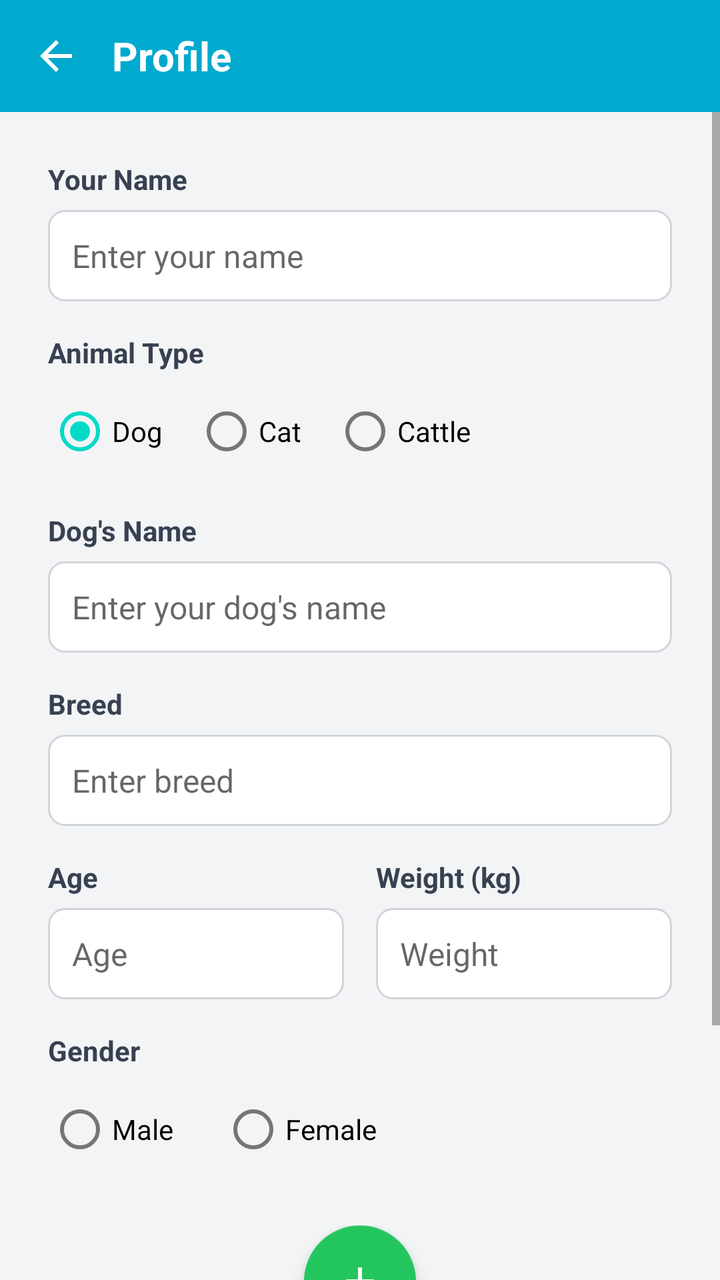
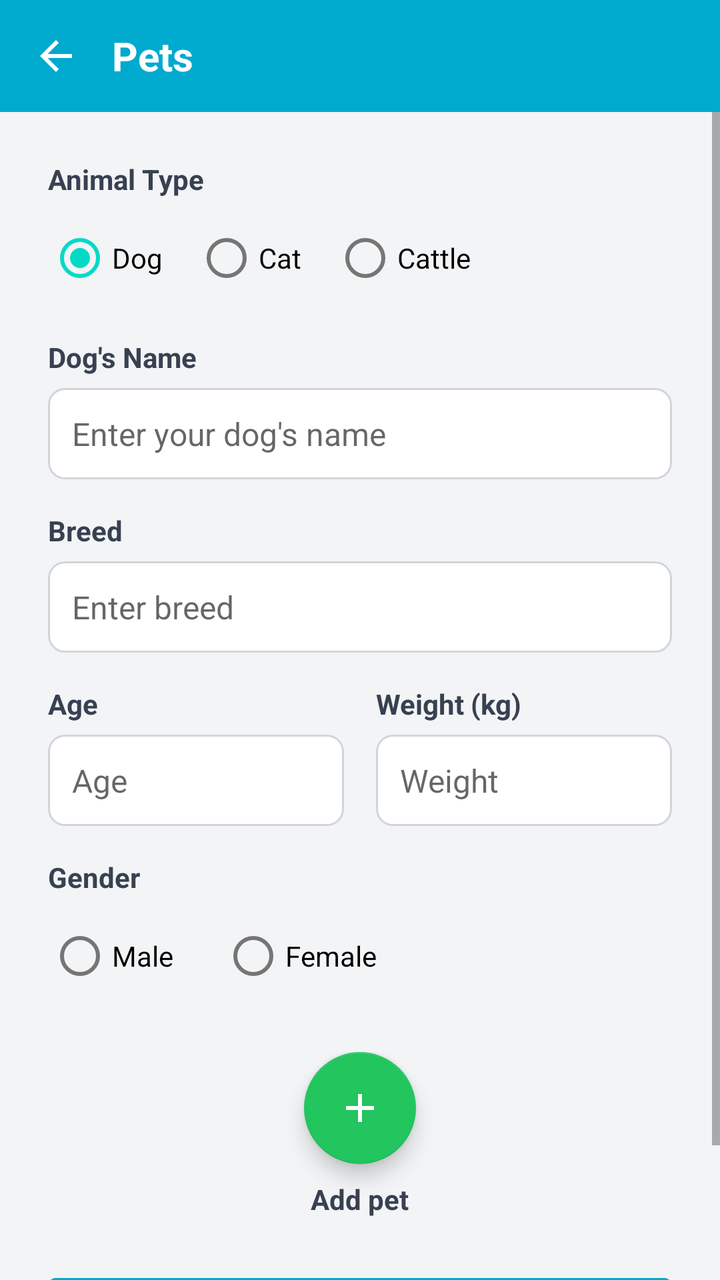

Before-and-after screenshots of an Android layout around one commit, followed by the original layout XML and the change that was made.
<!-- AndroidManifest.xml: application theme Theme.TagMobile -->
<!-- res/layout/activity_add_profile.xml -->
<?xml version="1.0" encoding="utf-8"?>
<LinearLayout xmlns:android="http://schemas.android.com/apk/res/android"
    xmlns:app="http://schemas.android.com/apk/res-auto"
    android:layout_width="match_parent"
    android:layout_height="match_parent"
    android:orientation="vertical"
    android:background="#F3F4F6">

    <LinearLayout
        android:layout_width="match_parent"
        android:layout_height="56dp"
        android:background="#00A9CE"
        android:gravity="center_vertical"
        android:paddingHorizontal="4dp">

        <ImageButton
            android:id="@+id/backBtn"
            android:layout_width="48dp"
            android:layout_height="48dp"
            android:background="?attr/selectableItemBackgroundBorderless"
            android:src="@drawable/ic_back"
            android:contentDescription="Back" />

        <TextView
            android:layout_width="wrap_content"
            android:layout_height="wrap_content"
            android:text="@string/profile"
            android:textColor="@android:color/white"
            android:textSize="20sp"
            android:textStyle="bold"
            android:layout_marginStart="4dp" />
    </LinearLayout>

    <ScrollView
        android:layout_width="match_parent"
        android:layout_height="0dp"
        android:layout_weight="1"
        android:fillViewport="false"
        android:isScrollContainer="true">

        <LinearLayout
            android:id="@+id/formLayout"
            android:layout_width="match_parent"
            android:layout_height="wrap_content"
            android:orientation="vertical"
            android:padding="24dp">

            <TextView
                android:layout_width="wrap_content"
                android:layout_height="wrap_content"
                android:text="Your Name"
                android:textStyle="bold"
                android:textSize="14sp"
                android:textColor="#374151"
                android:layout_marginBottom="6dp" />
            <EditText
                android:id="@+id/nameInput"
                android:layout_width="match_parent"
                android:layout_height="wrap_content"
                android:hint="Enter your name"
                android:inputType="textPersonName"
                android:padding="12dp"
                android:background="@drawable/bg_input"
                android:textSize="16sp"
                android:layout_marginBottom="16dp" />

            <TextView
                android:layout_width="wrap_content"
                android:layout_height="wrap_content"
                android:text="Animal Type"
                android:textStyle="bold"
                android:textSize="14sp"
                android:textColor="#374151"
                android:layout_marginBottom="6dp" />
            <RadioGroup
                android:id="@+id/animalTypeGroup"
                android:layout_width="match_parent"
                android:layout_height="wrap_content"
                android:orientation="horizontal"
                android:layout_marginBottom="16dp">
                <RadioButton
                    android:id="@+id/radioDog"
                    android:layout_width="wrap_content"
                    android:layout_height="wrap_content"
                    android:text="Dog"
                    android:checked="true"
                    android:layout_marginEnd="16dp"/>
                <RadioButton
                    android:id="@+id/radioCat"
                    android:layout_width="wrap_content"
                    android:layout_height="wrap_content"
                    android:text="Cat"
                    android:layout_marginEnd="16dp"/>
                <RadioButton
                    android:id="@+id/radioCattle"
                    android:layout_width="wrap_content"
                    android:layout_height="wrap_content"
                    android:text="Cattle" />
            </RadioGroup>

            <TextView
                android:id="@+id/animalNameLabel"
                android:layout_width="wrap_content"
                android:layout_height="wrap_content"
                android:text="Dog's Name"
                android:textStyle="bold"
                android:textSize="14sp"
                android:textColor="#374151"
                android:layout_marginBottom="6dp" />
            <EditText
                android:id="@+id/dogNameInput"
                android:layout_width="match_parent"
                android:layout_height="wrap_content"
                android:hint="Enter your dog's name"
                android:inputType="textPersonName"
                android:padding="12dp"
                android:background="@drawable/bg_input"
                android:textSize="16sp"
                android:layout_marginBottom="16dp" />

            <TextView
                android:layout_width="wrap_content"
                android:layout_height="wrap_content"
                android:text="Breed"
                android:textStyle="bold"
                android:textSize="14sp"
                android:textColor="#374151"
                android:layout_marginBottom="6dp" />
            <EditText
                android:id="@+id/breedInput"
                android:layout_width="match_parent"
                android:layout_height="wrap_content"
                android:hint="Enter breed"
                android:inputType="text"
                android:padding="12dp"
                android:background="@drawable/bg_input"
                android:textSize="16sp"
                android:layout_marginBottom="16dp" />

            <LinearLayout
                android:layout_width="match_parent"
                android:layout_height="wrap_content"
                android:orientation="horizontal"
                android:baselineAligned="false"
                android:layout_marginBottom="16dp">

                <LinearLayout
                    android:layout_width="0dp"
                    android:layout_height="wrap_content"
                    android:layout_weight="1"
                    android:orientation="vertical"
                    android:layout_marginEnd="8dp">
                    <TextView
                        android:layout_width="wrap_content"
                        android:layout_height="wrap_content"
                        android:text="Age"
                        android:textStyle="bold"
                        android:textSize="14sp"
                        android:textColor="#374151"
                        android:layout_marginBottom="6dp" />
                    <EditText
                        android:id="@+id/ageInput"
                        android:layout_width="match_parent"
                        android:layout_height="wrap_content"
                        android:hint="Age"
                        android:inputType="numberDecimal"
                        android:padding="12dp"
                        android:background="@drawable/bg_input"
                        android:textSize="16sp" />
                </LinearLayout>

                <LinearLayout
                    android:layout_width="0dp"
                    android:layout_height="wrap_content"
                    android:layout_weight="1"
                    android:orientation="vertical"
                    android:layout_marginStart="8dp">
                    <TextView
                        android:layout_width="wrap_content"
                        android:layout_height="wrap_content"
                        android:text="Weight (kg)"
                        android:textStyle="bold"
                        android:textSize="14sp"
                        android:textColor="#374151"
                        android:layout_marginBottom="6dp" />
                    <EditText
                        android:id="@+id/weightInput"
                        android:layout_width="match_parent"
                        android:layout_height="wrap_content"
                        android:hint="Weight"
                        android:inputType="numberDecimal"
                        android:padding="12dp"
                        android:background="@drawable/bg_input"
                        android:textSize="16sp" />
                </LinearLayout>
            </LinearLayout>

            <TextView
                android:layout_width="wrap_content"
                android:layout_height="wrap_content"
                android:text="Gender"
                android:textStyle="bold"
                android:textSize="14sp"
                android:textColor="#374151"
                android:layout_marginBottom="6dp" />
            <RadioGroup
                android:id="@+id/genderGroup"
                android:layout_width="match_parent"
                android:layout_height="wrap_content"
                android:orientation="horizontal"
                android:layout_marginBottom="24dp">
                <RadioButton
                    android:id="@+id/radioMale"
                    android:layout_width="wrap_content"
                    android:layout_height="wrap_content"
                    android:text="Male"
                    android:layout_marginEnd="24dp"/>
                <RadioButton
                    android:id="@+id/radioFemale"
                    android:layout_width="wrap_content"
                    android:layout_height="wrap_content"
                    android:text="Female" />
            </RadioGroup>

            <LinearLayout
                android:layout_width="match_parent"
                android:layout_height="wrap_content"
                android:orientation="vertical"
                android:gravity="center_horizontal"
                android:layout_marginBottom="24dp">

                <com.google.android.material.floatingactionbutton.FloatingActionButton
                    android:id="@+id/addProfileBtn"
                    android:layout_width="wrap_content"
                    android:layout_height="wrap_content"
                    android:contentDescription="@string/add_profile"
                    app:backgroundTint="#22C55E"
                    app:tint="#FFFFFF"
                    app:srcCompat="@drawable/ic_add" />

                <TextView
                    android:layout_width="wrap_content"
                    android:layout_height="wrap_content"
                    android:layout_marginTop="8dp"
                    android:text="@string/add_profile"
                    android:textColor="#374151"
                    android:textStyle="bold"
                    android:textSize="14sp" />
            </LinearLayout>

            <Button
                android:id="@+id/saveProfileBtn"
                android:layout_width="match_parent"
                android:layout_height="wrap_content"
                android:text="@string/finish_save"
                android:backgroundTint="#00A9CE"
                android:textColor="#FFFFFF"
                android:textStyle="bold"
                android:padding="14dp" />
        </LinearLayout>
    </ScrollView>
</LinearLayout>
<!-- resources referenced by this layout -->
<resources>
  <!-- drawable bg_input (drawable) -->
  <?xml version="1.0" encoding="utf-8"?>
  <shape xmlns:android="http://schemas.android.com/apk/res/android">
      <solid android:color="#FFFFFF" />
      <stroke android:width="1dp" android:color="#D1D5DB" />
      <corners android:radius="8dp" />
      <padding android:left="12dp" android:top="12dp" android:right="12dp" android:bottom="12dp" />
  </shape>
  <!-- drawable ic_add (drawable) -->
  <?xml version="1.0" encoding="utf-8"?>
  <vector xmlns:android="http://schemas.android.com/apk/res/android"
      android:width="24dp"
      android:height="24dp"
      android:viewportWidth="24"
      android:viewportHeight="24">
      <path
          android:fillColor="#FFFFFFFF"
          android:pathData="M19,13H13v6h-2v-6H5v-2h6V5h2v6h6v2z" />
  </vector>
  <!-- drawable ic_back (drawable) -->
  <?xml version="1.0" encoding="utf-8"?>
  <vector xmlns:android="http://schemas.android.com/apk/res/android"
      android:width="24dp"
      android:height="24dp"
      android:viewportWidth="24"
      android:viewportHeight="24"
      android:tint="@android:color/white">
      <path
          android:fillColor="@android:color/white"
          android:pathData="M20,11H7.83l5.59,-5.59L12,4l-8,8 8,8 1.41,-1.41L7.83,13H20v-2z"/>
  </vector>
  <string name="add_profile">Add profile</string>
  <string name="finish_save">Finish / Save</string>
  <string name="profile">Profile</string>
  <style name="Theme.TagMobile" parent="Theme.MaterialComponents.Light.NoActionBar">
          <item name="colorPrimary">#00A9CE</item>
          <item name="colorPrimaryVariant">#0093B5</item>
          <item name="colorOnPrimary">@android:color/white</item>
          <item name="android:statusBarColor">#00A9CE</item>
          <item name="android:navigationBarColor">@android:color/white</item>
      </style>
</resources>

<!-- the commit's change to res/layout/activity_add_profile.xml (unified diff, before → after) -->
@@ -22,6 +22,7 @@
             android:contentDescription="Back" />
 
         <TextView
+            android:id="@+id/toolbarTitle"
             android:layout_width="wrap_content"
             android:layout_height="wrap_content"
             android:text="@string/profile"
@@ -46,13 +47,15 @@
             android:padding="24dp">
 
             <TextView
+                android:id="@+id/ownerNameLabel"
                 android:layout_width="wrap_content"
                 android:layout_height="wrap_content"
                 android:text="Your Name"
                 android:textStyle="bold"
                 android:textSize="14sp"
                 android:textColor="#374151"
-                android:layout_marginBottom="6dp" />
+                android:layout_marginBottom="6dp"
+                android:visibility="gone" />
             <EditText
                 android:id="@+id/nameInput"
                 android:layout_width="match_parent"
@@ -62,7 +65,8 @@
                 android:padding="12dp"
                 android:background="@drawable/bg_input"
                 android:textSize="16sp"
-                android:layout_marginBottom="16dp" />
+                android:layout_marginBottom="16dp"
+                android:visibility="gone" />
 
             <TextView
                 android:layout_width="wrap_content"
@@ -239,6 +243,7 @@
                     app:srcCompat="@drawable/ic_add" />
 
                 <TextView
+                    android:id="@+id/addProfileLabel"
                     android:layout_width="wrap_content"
                     android:layout_height="wrap_content"
                     android:layout_marginTop="8dp"
<!-- resource entries referenced after the edit -->
@@ -31,9 +31,9 @@
           android:fillColor="@android:color/white"
           android:pathData="M20,11H7.83l5.59,-5.59L12,4l-8,8 8,8 1.41,-1.41L7.83,13H20v-2z"/>
   </vector>
-  <string name="add_profile">Add profile</string>
-  <string name="finish_save">Finish / Save</string>
-  <string name="profile">Profile</string>
+  <string name="add_profile">Add pet</string>
+  <string name="finish_save">Continue</string>
+  <string name="profile">Pets</string>
   <style name="Theme.TagMobile" parent="Theme.MaterialComponents.Light.NoActionBar">
           <item name="colorPrimary">#00A9CE</item>
           <item name="colorPrimaryVariant">#0093B5</item>
